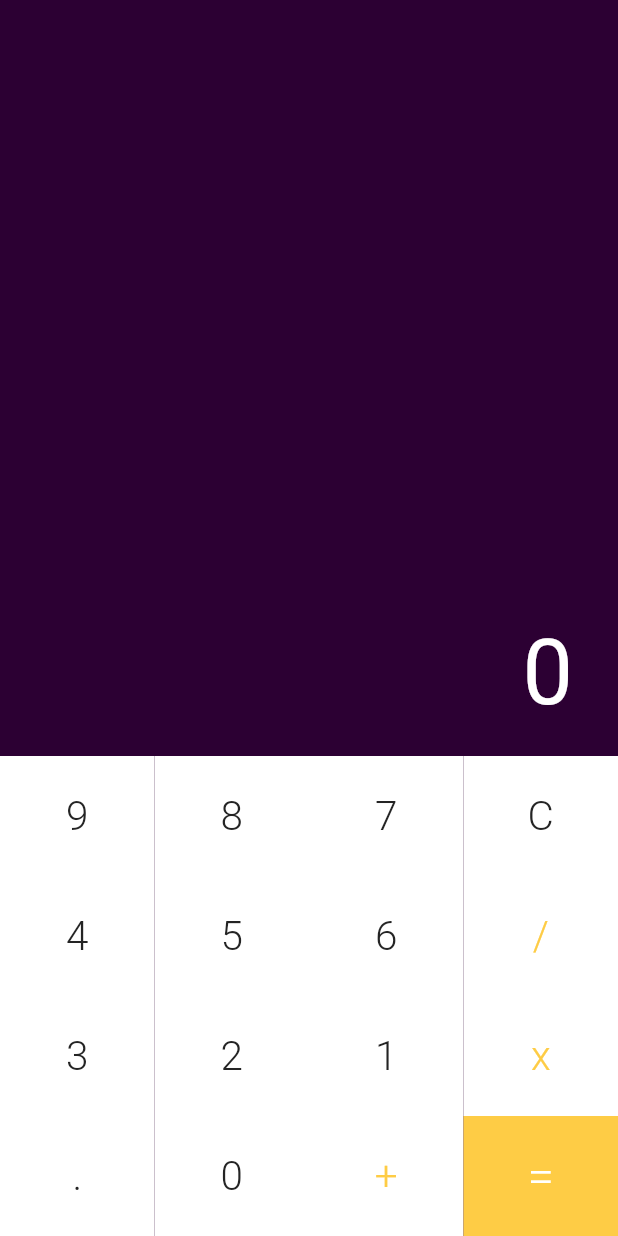
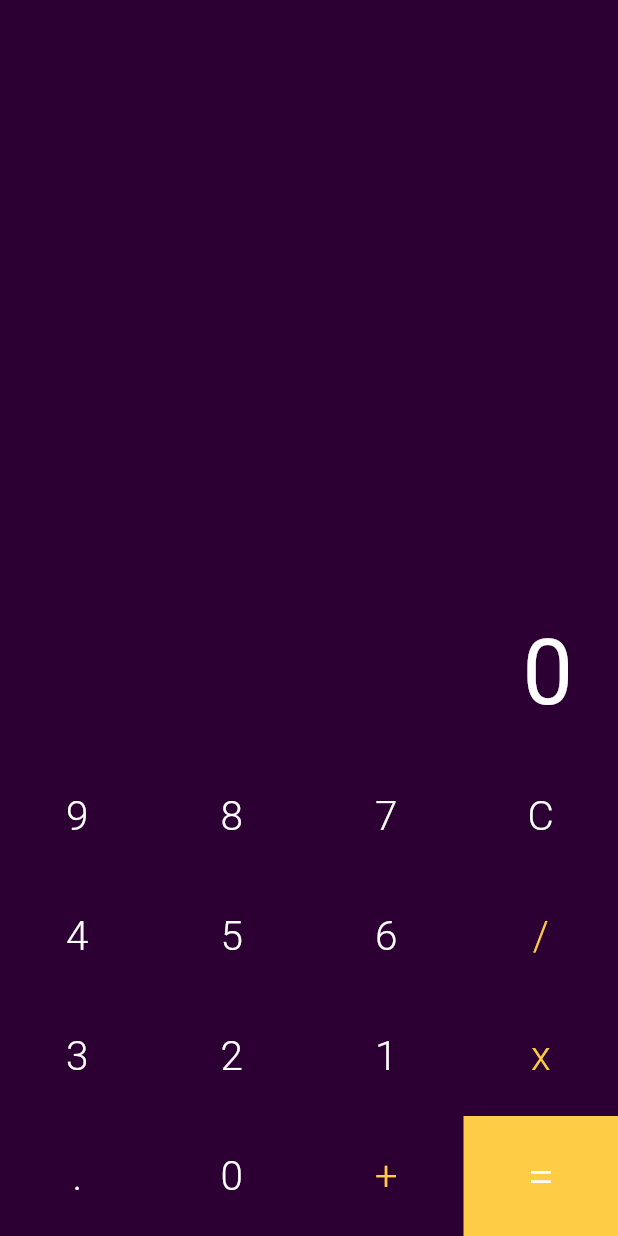
Before and after one commit to AdrianaBispo/calculator, a Flutter app: the screen it shows after launch, on a phone screen of 412 x 824 dp. Run offline on Flutter 3.47's test engine with Material 2 defaults, Android fonts, the phone set to English and light mode, and no system bars.

Commit message:
cores escuras

```diff
--- a/lib/ui/botao.dart
+++ b/lib/ui/botao.dart
@@ -9,8 +9,8 @@ class Botao extends StatefulWidget {
 
   Botao({
     this.fontsize = 27.0,
-    this.textcolor = const Color(0xff242424),
-    this.backgroundColor = Colors.white,
+    this.textcolor = Colors.white,
+    this.backgroundColor = const Color(0xff2c0033),
     required this.value,
     required this.pressed,
   });
```
